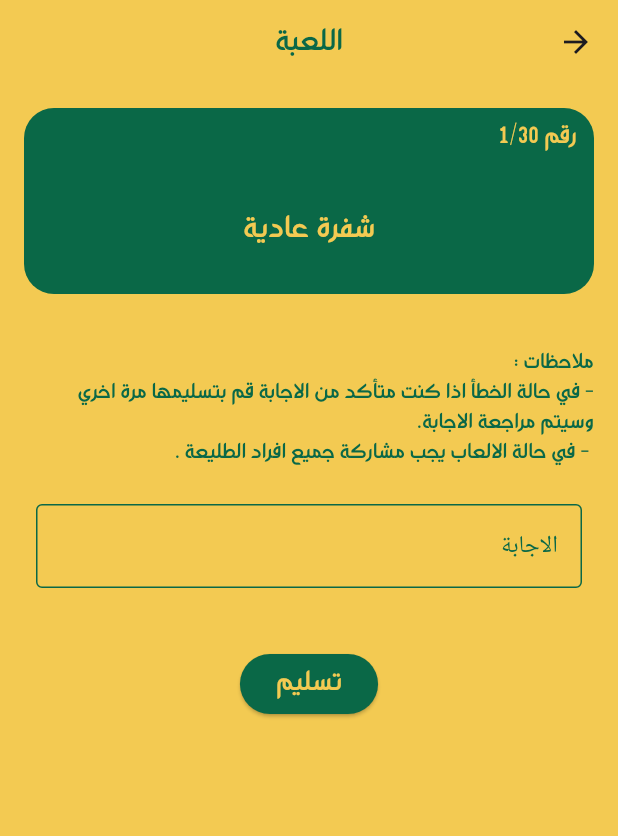
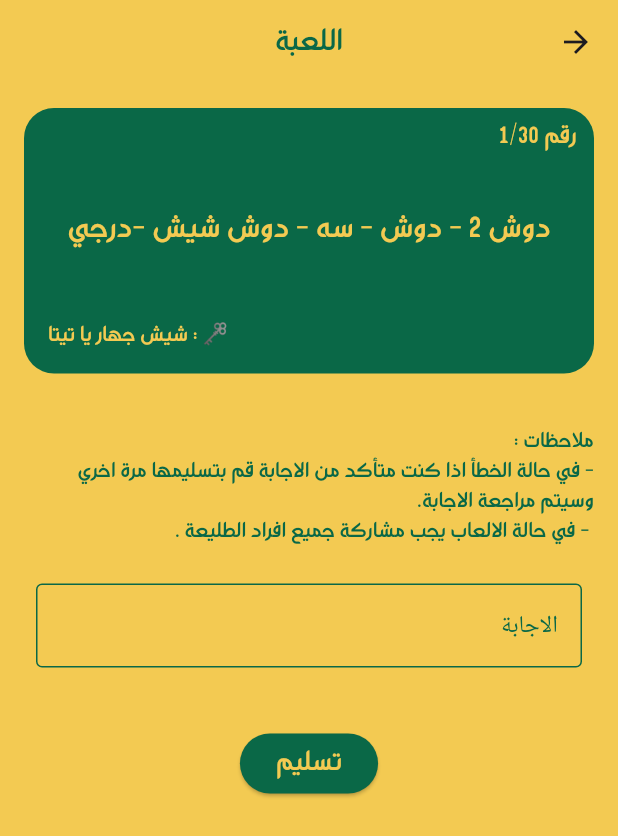
Before and after one commit to samuel2202-anis/The-Greatest-Patrol, a Flutter app: the QuizGame screen opened directly with empty values, on a phone screen of 412 x 824 dp. Shown: the top 836 px of the screen. Run offline on Flutter 3.47's test engine with Material 3 defaults, Android fonts, the phone set to English and light mode, and no system bars; our stand-ins replace cloud_firestore, firebase_core, flutter_countdown_timer, pdf, printing, shared_preferences; accounts and stored records are empty.

Commit message:
refactor: Update question and answer in questions.dart

```diff
--- a/lib/questions.dart
+++ b/lib/questions.dart
@@ -2,7 +2,7 @@
 import 'package:den/functions.dart';
 const String commonHint = 'اذهب للمكان المخصص للعبة للتسليم ';
   List<Question> questions = [
-    Question(question: 'شفرة عادية', answer: 'شفرة'),
+    Question(question: 'دوش 2 - دوش - سه - دوش شيش -درجي', answer: 'مستعد',hint:'شيش جهار يا تيتا'),
     Question(question: 'الف اغنية كشفية مع طليعتك', answer: 'اغنية كشفية',hint:commonHint),
     Question(question: 'ما هي الدولة التي تم بها اخر مؤتمر كشفي عالمي', answer: 'مصر'),
     Question(question: 'لعبة رمي الجولة', answer: 'رمي الجولة',hint:commonHint),
@@ -12,7 +12,7 @@ const String commonHint = 'اذهب للمكان المخصص للعبة للت
     Question(question: 'كيم تذوق ', answer: 'تذوق',hint:commonHint),
     Question(question: 'كم عدد المصريين الحاصلين علي نوبل', answer: '4'),
     Question(question: 'ربط الفولار بطريقتين مختلفتين ( اصغر فرد بالطليعة)', answer: 'ربط الفولار',hint:commonHint),
-    Question(question: 'شفرة عادية', answer: 'شفرة'),
+    Question(question: ' لما قالت الفنانة ام كلثوم : الليل وسماه ونجومه وقمره قمره وسهره ....ولا لما قالت برضو حاسين اننا بنحب وبس نحب وبس   .... يا سلام انا جايلك من الكشافة ياست ', answer: 'دن',hint:'استعد عشان الدقيقة بتفرق هنا'),
     Question(question: 'كيم شم', answer: 'شم',hint:commonHint),
     Question(question: 'ما هو الفرق بين الشمال الحقيقي والشمال المغناطيسي في مصر ؟', answer: '4',hint:"اذكر عدد الدرجات فقط"),
     Question(question: 'لف ودوران وكورة', answer: 'لف ودوران وكورة',hint:commonHint),
@@ -22,11 +22,11 @@ const String commonHint = 'اذهب للمكان المخصص للعبة للت
     Question(question: 'ارسم 5 اعلام لتاريخ مصر', answer: 'اعلام',hint:commonHint),
     Question(question: 'اذكر اسم اول فارس بالحركة ', answer: 'دانيال',hint: 'الاسم الاول فقط'),
     Question(question: 'كيم نظر', answer: 'نظر',hint:commonHint),
-    Question(question: 'شفرة عادية ', answer: 'شفرة'),
+    Question(question: ' 11/72/61/72/77/63/22 # 11/72/11/65/55/72  ', answer: 'الطليعة الافضل',hint:'هل تعلم ان هرم خوفو الاثر الوحيد المتبقي من عجائب الدنيا السبع '),
     Question(question: 'رسم التسلسل الكشفي لحركة كشافة ومرشدات وادي النيل', answer: 'مصر',hint:commonHint),
     Question(question: 'ماهي اسم الزهرة المستخدمة في علم وعد الفتيان ', answer: 'الزنيق',hint: 'اسم الزهرة فقط '),
     Question(question: 'عمل رسالة بالسيمافور', answer: 'رسالة بالسيمافور',hint:commonHint),
-    Question(question: 'شفرة عادية', answer: 'شفرة'),
+    Question(question: 'في مسابقة رياضية، يتنافس 10 لاعبين. كل لاعب يلعب مع كل لاعب آخر مرة واحدة. كم عدد المباريات التي ستُجرى في هذه المسابقة؟', answer: '45'),
     Question(question: 'عمل 3 ربطات راحة في حالة:( كسر الذراع , كسر مفصل اليد, خلع الكتف)', answer: 'اسعافات',hint:commonHint),
     Question(question: 'متى تولى القائد رفيق يسى حركة كشافة و مرشدات وادي النيل', answer: '1965',hint:'اذكر السنة فقط'),
     Question(question: 'اختيار الأدوية الأساسية لشنطة الاسعافات الاولية من المعروض من الأدوية + استخدمتها', answer: 'اسعافات',hint:commonHint),
```
